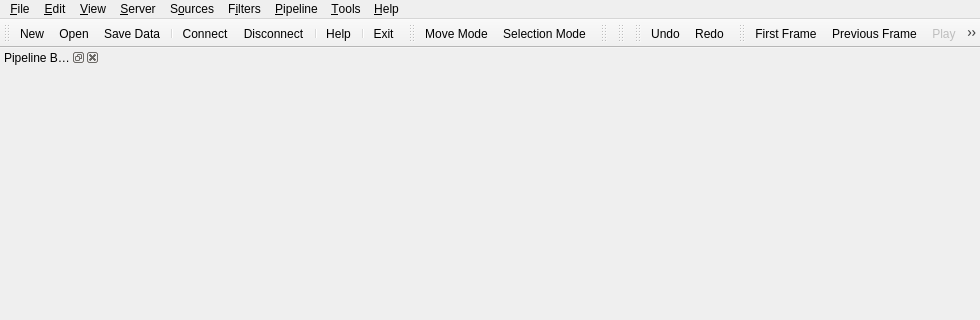
Qt form Applications/Client/MainWindow.ui (wildmichael/ParaView3-enhancements-old) before a commit; both pictures show x 0 to 980 and y 0 to 320 of the 980 by 735 pixel window.
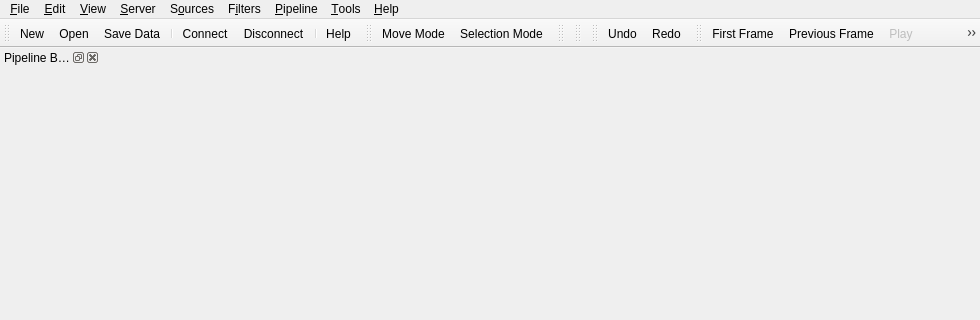
The same form after that commit. Icons and pictures are not drawn.

Commit message: BUG:  Having 'Exit' on the toolbar is probably not a good idea :)  So I removed.

```diff
--- a/Applications/Client/MainWindow.ui
+++ b/Applications/Client/MainWindow.ui
@@ -209,8 +209,6 @@
    <addaction name="actionServerDisconnect" />
    <addaction name="separator" />
    <addaction name="actionHelpHelp" />
-   <addaction name="separator" />
-   <addaction name="actionFileExit" />
   </widget>
   <widget class="QToolBar" name="selectionToolbar" >
    <property name="windowTitle" >
```
